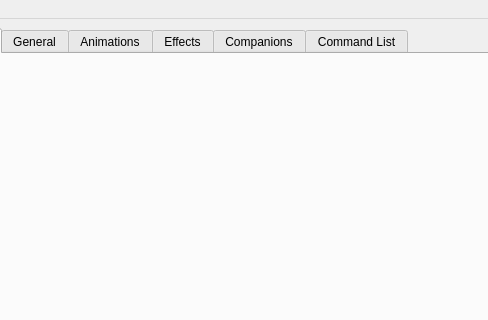
Above: gui-tool/ui/form.ui from headshot2017/smbzg-charloader before the change; both pictures show x 82 to 570 and y 0 to 320 of the 1024 by 768 pixel window. Below: the same form after it.
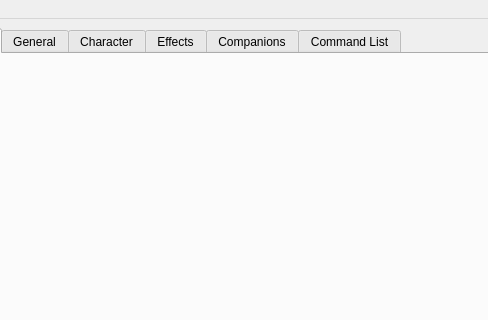
That is the form after the change. Icons and pictures are not drawn. Custom widgets are drawn as their Qt base class.

Commit message: gui-tool: puppet animation support

Diff of the .ui file:
```diff
--- a/gui-tool/ui/form.ui
+++ b/gui-tool/ui/form.ui
@@ -764,7 +764,7 @@
       </widget>
       <widget class="CharacterAnimatorWidget" name="tab_anims">
        <attribute name="title">
-        <string>Animations</string>
+        <string>Character</string>
        </attribute>
        <attribute name="toolTip">
         <string>Edit animations for your base character</string>
```
Left out of the diff: 2 changed lines with no effect on the pictures. The commit also changes 10 other files.
